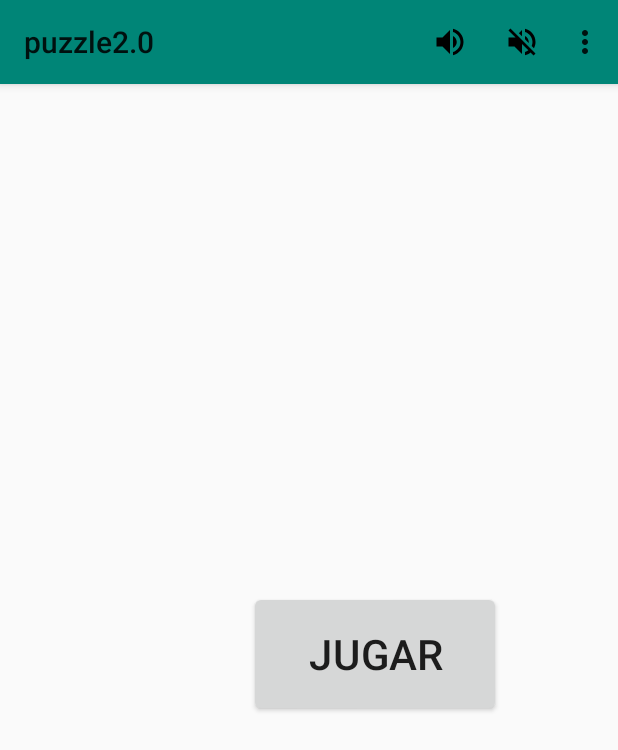
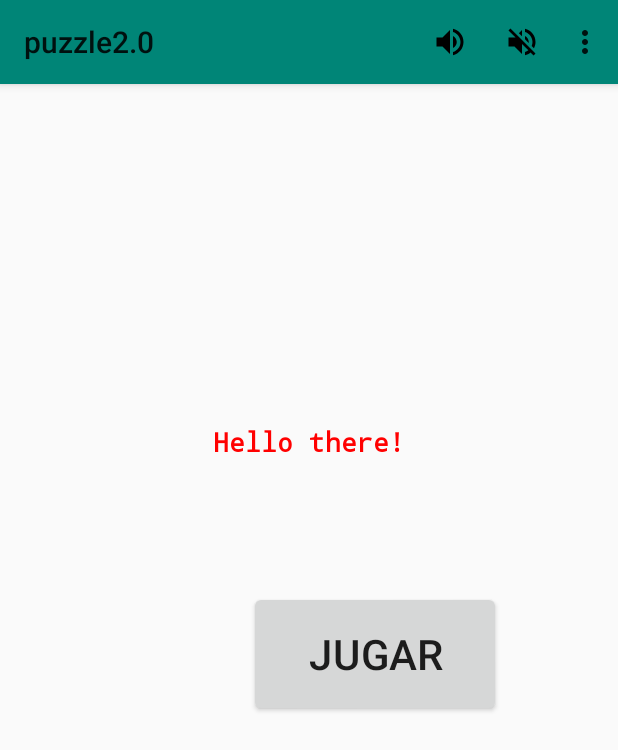
Before and after one commit to adgasa97/puzzle, an Android app: the screen it shows after launch (IniciActivity), on a phone screen of 412 x 824 dp. Shown: the top 750 px of the screen. Run offline under Robolectric (Android 15) with nearby library versions, the phone set to English and light mode, and no system bars.

Commit message:
tema y estilo metido

```diff
--- a/app/src/main/AndroidManifest.xml
+++ b/app/src/main/AndroidManifest.xml
@@ -9,6 +9,7 @@
         android:roundIcon="@mipmap/ic_launcher_round"
         android:supportsRtl="true"
         android:theme="@style/Theme.AppCompat.Light.NoActionBar"
+
         android:hardwareAccelerated="true">
         <activity android:name=".IniciActivity">
             <intent-filter>
--- a/app/src/main/java/com/example/puzzle20/IniciActivity.java
+++ b/app/src/main/java/com/example/puzzle20/IniciActivity.java
@@ -17,6 +17,7 @@ import android.view.View;
 import android.view.animation.Animation;
 import android.view.animation.AnimationUtils;
 import android.widget.Button;
+import android.widget.TextView;
 
 import java.io.IOException;
 
@@ -24,6 +25,7 @@ public class IniciActivity extends AppCompatActivity implements View.OnClickList
 
     private Button btnPlay;
     private TelephonyManager mTelephonyMgr;
+
 
     @Override
     protected void onCreate(Bundle savedInstanceState) {
@@ -34,6 +36,9 @@ public class IniciActivity extends AppCompatActivity implements View.OnClickList
         Toolbar toolbar = findViewById(R.id.toolbar);
         setSupportActionBar(toolbar);
 
+
+        TextView textView = (TextView) findViewById(R.id.hola);
+        textView.setText("Hello there!"); //set text for text view
         //Obtenemos los tres botones de la interfaz
         btnPlay = (Button) findViewById(R.id.play);
         Animation animacion = AnimationUtils.loadAnimation(this,
--- a/app/src/main/res/layout/activity_inici.xml
+++ b/app/src/main/res/layout/activity_inici.xml
@@ -1,4 +1,5 @@
 <?xml version="1.0" encoding="utf-8"?>
+
 <RelativeLayout xmlns:android="http://schemas.android.com/apk/res/android"
     xmlns:app="http://schemas.android.com/apk/res-auto"
     xmlns:tools="http://schemas.android.com/tools"
@@ -7,9 +8,13 @@
     tools:context=".IniciActivity">
 
 
+
     <include
         android:id="@+id/toolbar"
         layout="@layout/toolbar" />
+
+
+
 
     <Button
         android:id="@+id/play"
@@ -18,4 +23,8 @@
         android:layout_centerInParent="true"
         android:text="@string/jugar" />
 
+    <TextView
+        android:id="@+id/hola"
+        style="@style/MiEstilo"
+        />
 </RelativeLayout>
--- a/app/src/main/res/values/strings.xml
+++ b/app/src/main/res/values/strings.xml
@@ -4,4 +4,5 @@
     <string name="foto">Foto</string>
     <string name="mezclar">Mezclar</string>
     <string name="resolver">Resolver</string>
+    <string name="un_texto">Un texto</string>
 </resources>
--- a/app/src/main/res/values/styles.xml
+++ b/app/src/main/res/values/styles.xml
@@ -1,11 +1,19 @@
 <resources>
 
-    <!-- Base application theme. -->
-    <style name="AppTheme" parent="Theme.AppCompat.Light.DarkActionBar">
-        <!-- Customize your theme here. -->
-        <item name="colorPrimary">@color/colorPrimary</item>
-        <item name="colorPrimaryDark">@color/colorPrimaryDark</item>
-        <item name="colorAccent">@color/colorAccent</item>
-    </style>
+     <style name="MiEstilo"
+        parent="@android:style/TextAppearance.Medium">
+        <item name="android:layout_width">match_parent</item>
+        <item name="android:layout_height">wrap_content</item>
+        <item name="android:textColor">#FF0000</item>
+        <item name="android:typeface">monospace</item>
+         <item name="android:layout_alignParentStart">true</item>
+         <item name="android:layout_alignParentTop">true</item>
+         <item name="android:layout_centerHorizontal">false</item>
+         <item name="android:layout_marginStart">0dp</item>
+         <item name="android:layout_marginTop">282dp</item>
+         <item name="android:text">Hello there!</item>
+         <item name="android:textAlignment">center</item>
+         <item name="android:textStyle">bold</item>
 
+     </style>
 </resources>
```
